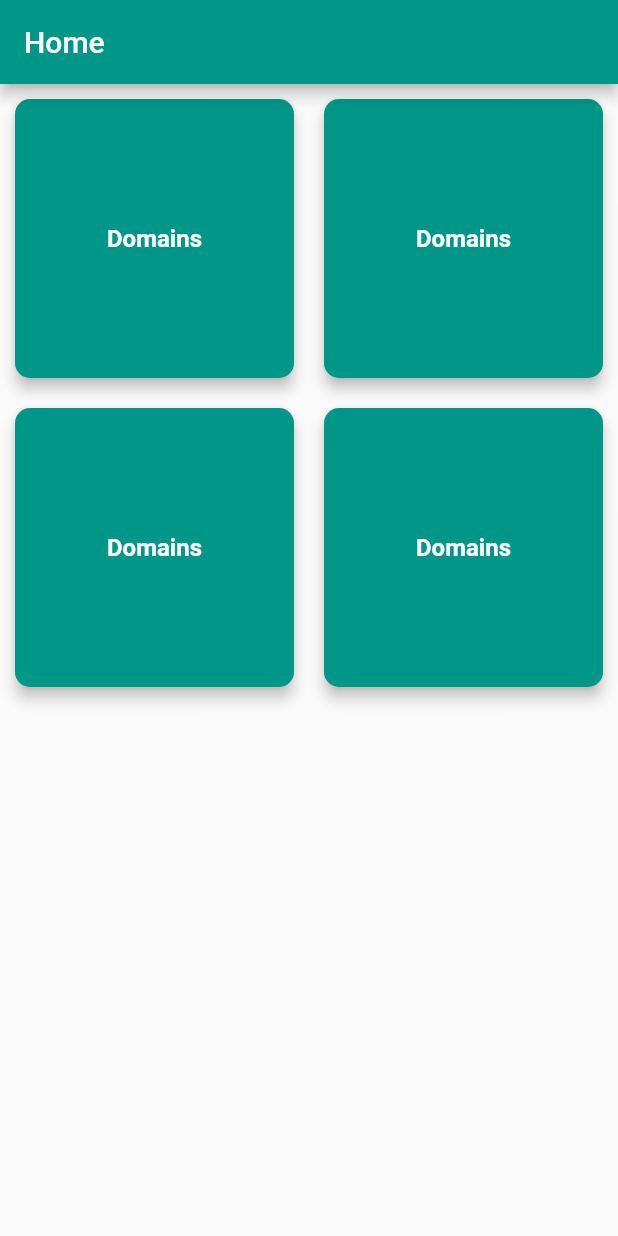
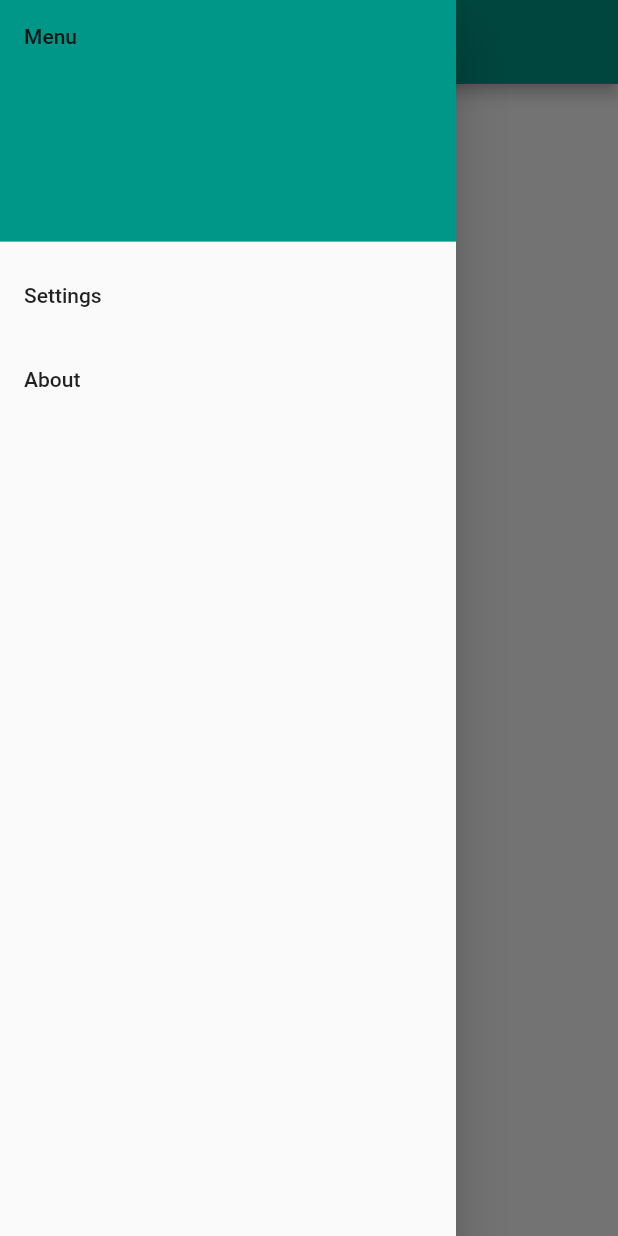
Before and after one commit to SpaceUp-Cloud/SpaceUp-UI, a Flutter app: the screen it shows after launch, with the side drawer open (before the commit the screen has no drawer), on a phone screen of 412 x 824 dp. Run offline on Flutter 3.47's test engine with Material 2 defaults, Android fonts, the light colour scheme and no system bars; our stand-ins replace page_transition, settings_ui, shared_preferences; missing offline and left inert: shared_preferences_windows.

Commit message:
first concept for settings

```diff
--- a/spaceup_ui/lib/main.dart
+++ b/spaceup_ui/lib/main.dart
@@ -2,6 +2,7 @@ import 'package:flutter/material.dart';
 import 'dart:io' show Platform;
 import 'package:page_transition/page_transition.dart';
 import 'package:spaceup_ui/domain_page.dart';
+import 'package:spaceup_ui/settings_page.dart';
 import 'package:spaceup_ui/ui_data.dart';
 
 void main() {
@@ -10,23 +11,24 @@ void main() {
 
 class MyApp extends StatelessWidget {
   // This widget is the root of your application.
+  MyApp() : super();
+
   @override
   Widget build(BuildContext context) {
     return MaterialApp(
       title: 'SpaceUp Client',
       theme: ThemeData(
-          // This is the theme of your application.
-          //
-          // Try running your application with "flutter run". You'll see the
-          // application has a blue toolbar. Then, without quitting the app, try
-          // changing the primarySwatch below to Colors.green and then invoke
-          // "hot reload" (press "r" in the console where you ran "flutter run",
-          // or simply save your changes to "hot reload" in a Flutter IDE).
-          // Notice that the counter didn't reset back to zero; the application
-          // is not restarted.
+          brightness: Brightness.light,
           primaryColor: Colors.teal,
           primarySwatch: Colors.deepOrange),
-      home: MyHomePage(title: "Home"),
+      darkTheme: ThemeData(
+        brightness: Brightness.dark,
+        primaryColor: Colors.teal.shade800,
+        accentColor: Colors.teal.shade600,
+        primaryColorDark: Colors.white,
+        primarySwatch: Colors.teal,
+      ),
+      home: MyHomePage("Home"),
       initialRoute: null,
       onGenerateRoute: (RouteSettings settings) {
         switch (settings.name) {
@@ -36,10 +38,17 @@ class MyApp extends StatelessWidget {
                   child: DomainPageStarter(),
                   type: PageTransitionType.leftToRight);
             }
+          case '/settings':
+            {
+              return PageTransition(
+                  child: SettingsPageStarter(),
+                  type: PageTransitionType.leftToRight);
+            }
           default:
             {
               return PageTransition(
-                  child: MyHomePage(), type: PageTransitionType.leftToRight);
+                  child: MyHomePage("Home"),
+                  type: PageTransitionType.leftToRight);
             }
         }
       },
@@ -48,7 +57,7 @@ class MyApp extends StatelessWidget {
 }
 
 class MyHomePage extends StatefulWidget {
-  MyHomePage({Key? key, this.title}) : super(key: key);
+  MyHomePage(this.title) : super();
 
   final String? title;
 
@@ -57,16 +66,16 @@ class MyHomePage extends StatefulWidget {
 }
 
 class _MyHomePageState extends State<MyHomePage> {
-
+  // Depending on platform the home widget shows x cards per column
   late int maxElementsPerLine;
 
   @override
   void initState() {
     super.initState();
 
-    if(Platform.isWindows ||Platform.isLinux) {
+    if (Platform.isWindows || Platform.isLinux) {
       maxElementsPerLine = 8;
-    } else if(Platform.isAndroid || Platform.isIOS) {
+    } else if (Platform.isAndroid || Platform.isIOS) {
       maxElementsPerLine = 2;
     } else {
       maxElementsPerLine = 2;
@@ -87,6 +96,29 @@ class _MyHomePageState extends State<MyHomePage> {
           // the App.build method, and use it to set our appbar title.
           title: Text(widget.title!),
         ),
+        drawer: Drawer(
+          child: ListView(
+            padding: EdgeInsets.zero,
+            children: <Widget>[
+              DrawerHeader(
+                  // TODO: Display SpaceUp Icon
+                  decoration: BoxDecoration(color: Colors.teal),
+                  child: Text('Menu')),
+              ListTile(
+                title: Text('Settings'),
+                onTap: () {
+                  Navigator.pushNamed(context, UIData.settingsRoute);
+                },
+              ),
+              ListTile(
+                title: Text('About'),
+                onTap: () {
+                  Navigator.pop(context);
+                },
+              ),
+            ],
+          ),
+        ),
         body: Center(
             // Center is a layout widget. It takes a single child and positions it
             // in the middle of the parent.
@@ -95,20 +127,15 @@ class _MyHomePageState extends State<MyHomePage> {
             crossAxisCount: maxElementsPerLine,
             scrollDirection: Axis.vertical,
             children: [
-              _createCard("Domains", UIData.domainsRoute, Colors.teal, Colors.white),
-              _createCard("Domains", UIData.domainsRoute, Colors.teal, Colors.white),
-              _createCard("Domains", UIData.domainsRoute, Colors.teal, Colors.white),
-              _createCard("Domains", UIData.domainsRoute, Colors.teal, Colors.white)
+              _createCard(
+                  "Domains", UIData.domainsRoute, Colors.teal, Colors.white),
             ],
           ),
         )));
   }
 
   InkWell _createCard(
-      String cardTitle,
-      String path,
-      MaterialColor bgColor,
-      Color fontColor) {
+      String cardTitle, String path, MaterialColor bgColor, Color fontColor) {
     return InkWell(
         onTap: () {
           Navigator.pushNamed(context, path);
@@ -126,12 +153,9 @@ class _MyHomePageState extends State<MyHomePage> {
             child: Text(
               cardTitle,
               style: TextStyle(
-                  color: fontColor,
-                  fontSize: 16,
-                  fontWeight: FontWeight.bold),
+                  color: fontColor, fontSize: 16, fontWeight: FontWeight.bold),
             ),
           ),
-        )
-    );
+        ));
   }
 }
```
Also changed, not shown: spaceup_ui/lib/domain_page.dart (+31 -7 lines), spaceup_ui/lib/settings_page.dart (added, +179 -0 lines), spaceup_ui/pubspec.yaml (+6 -1 lines).
